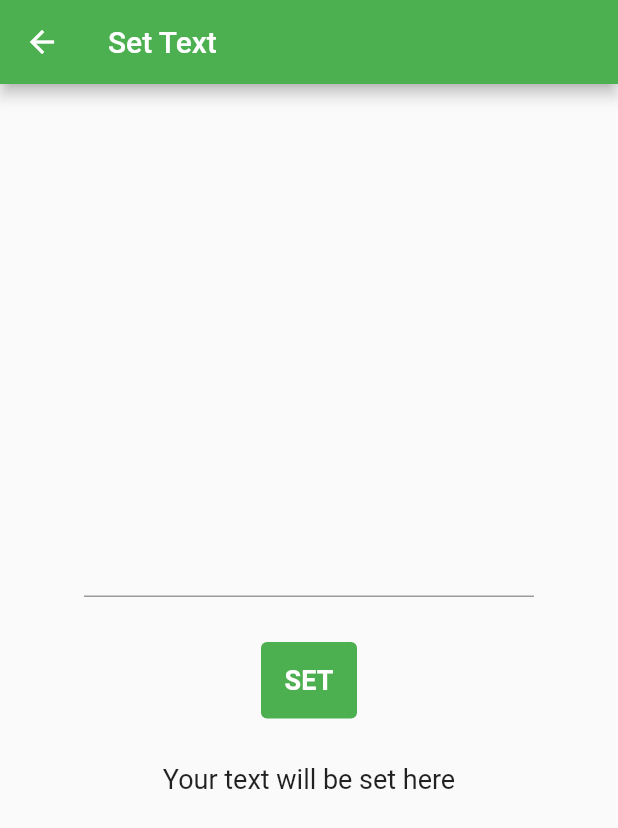
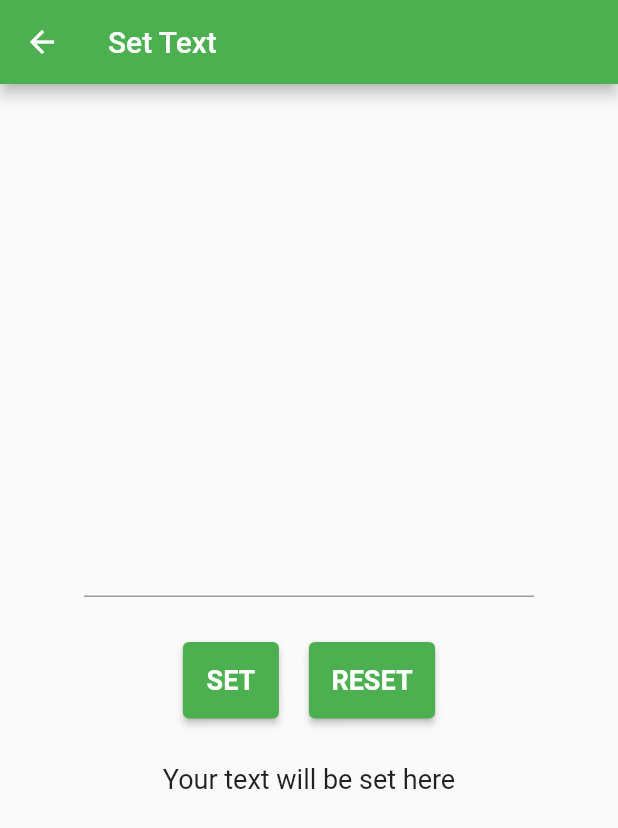
Before and after one commit to deniell/redux_counter_app, a Flutter app: the SetTextPage screen opened directly, on a phone screen of 412 x 824 dp. Shown: the top 828 px of the screen. Run offline on Flutter 3.47's test engine with Material 2 defaults, Android fonts, the phone set to English and light mode, and no system bars; our stand-ins replace flutter_redux, redux.

Commit message:
- CounterPage improved with decrement functionality; - SetTextPage updated with reset functionality.

```diff
--- a/lib/core/actions.dart
+++ b/lib/core/actions.dart
@@ -1,7 +1,11 @@
 class AddAction {}
+
+class RemoveAction {}
 
 class SetTextAction {
   final String text;
 
   SetTextAction({required this.text});
 }
+
+class ResetTextAction {}
--- a/lib/core/reducers.dart
+++ b/lib/core/reducers.dart
@@ -4,8 +4,12 @@ import 'package:redux_counter_app/core/app_state.dart';
 AppState reducer(AppState state, dynamic action) {
   if (action is AddAction) {
     return AppState(counter: state.counter + 1, text: state.text);
+  } else if (action is RemoveAction) {
+    return AppState(counter: state.counter - 1, text: state.text);
   } else if (action is SetTextAction) {
     return AppState(counter: state.counter, text: action.text);
+  } else if (action is ResetTextAction) {
+    return AppState(counter: state.counter, text: "");
   } else {
     return state;
   }
--- a/lib/pages/set_text_page.dart
+++ b/lib/pages/set_text_page.dart
@@ -31,7 +31,10 @@ class SetTextPage extends StatelessWidget {
               ),
             ),
             const SizedBox(height: 30),
-            TextButton(
+            Row(
+              mainAxisAlignment: MainAxisAlignment.center,
+              children: [
+                ElevatedButton(
                   style: TextButton.styleFrom(
                     backgroundColor: Colors.green,
                     padding: const EdgeInsets.all(15),
@@ -45,6 +48,24 @@ class SetTextPage extends StatelessWidget {
                       fontWeight: FontWeight.bold,
                     ),
                   ),
+                ),
+                const SizedBox(width: 20),
+                ElevatedButton(
+                  style: TextButton.styleFrom(
+                    backgroundColor: Colors.green,
+                    padding: const EdgeInsets.all(15),
+                  ),
+                  onPressed: () => store.dispatch(ResetTextAction()),
+                  child: const Text(
+                    "RESET",
+                    style: TextStyle(
+                      color: Colors.white,
+                      fontSize: 18,
+                      fontWeight: FontWeight.bold,
+                    ),
+                  ),
+                ),
+              ],
             ),
             const SizedBox(height: 30),
             StoreConnector<AppState, AppState>(
```
Also changed, not shown: lib/pages/counter_page.dart (+19 -5 lines). Lines whose indentation alone changed are shown as unchanged.
